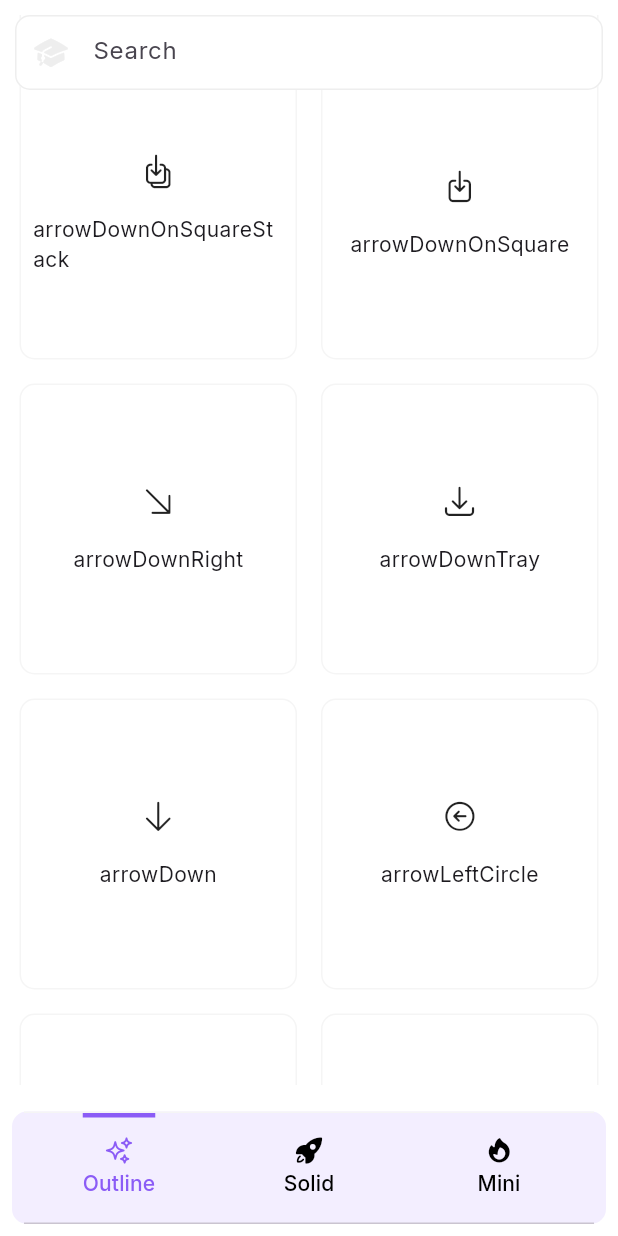
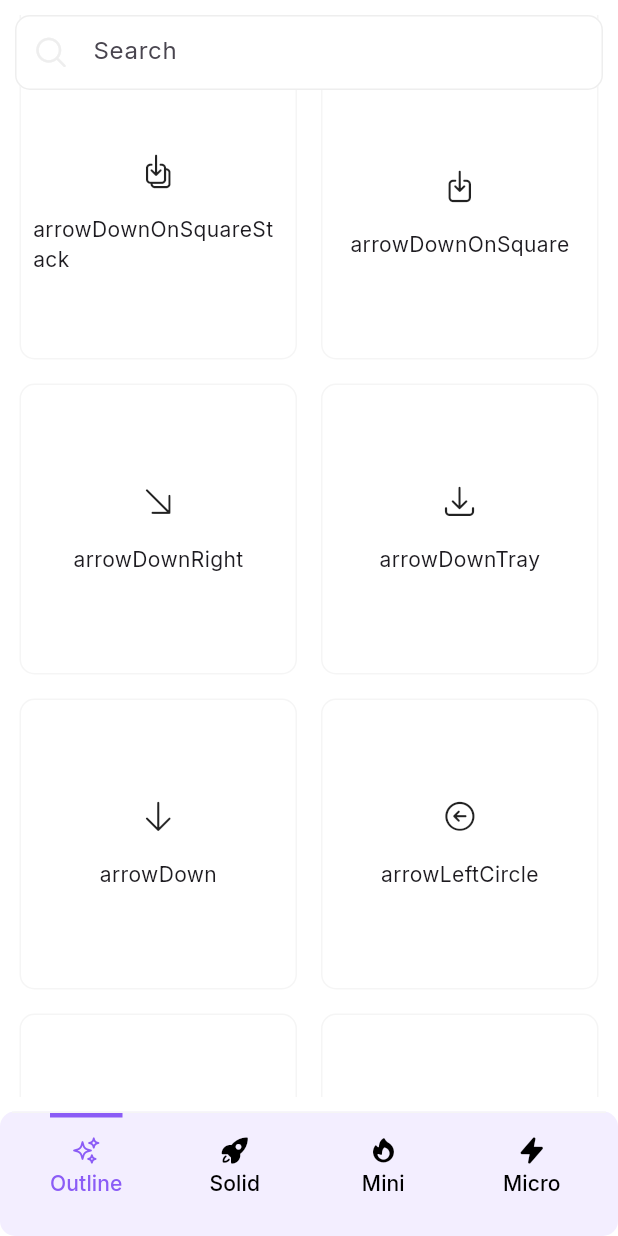
Before and after one commit to TunNandaAung/heroicons_flutter, a Flutter app: the screen it shows after launch, scrolled down 1152 dp, on a phone screen of 412 x 824 dp. Run offline on Flutter 3.47's test engine with Material 3 defaults, Android fonts, the phone set to English and light mode, and no system bars; our stand-ins replace google_fonts.

Commit message:
Update example app

```diff
--- a/example/lib/main.dart
+++ b/example/lib/main.dart
@@ -21,8 +21,8 @@ class HeroiconsFlutter extends StatelessWidget {
         primarySwatch: Colors.indigo,
         textTheme: GoogleFonts.interTextTheme(),
         inputDecorationTheme: Theme.of(context).inputDecorationTheme.copyWith(
-          prefixIconColor: MaterialStateColor.resolveWith((states) {
-            if (states.contains(MaterialState.focused)) {
+          prefixIconColor: WidgetStateColor.resolveWith((states) {
+            if (states.contains(WidgetState.focused)) {
               return const Color(0xFF8B5CF6);
             }
             return Colors.grey.shade500;
@@ -55,6 +55,8 @@ class _HomeState extends State<Home> {
         return HeroiconsSolid.fromString(name);
       case 2:
         return HeroiconsMini.fromString(name);
+      case 3:
+        return HeroiconsMicro.fromString(name);
     }
     return HeroiconsOutline.fromString(name);
   }
@@ -84,6 +86,7 @@ class _HomeState extends State<Home> {
                     child: _urlContainer(
                       url: 'https://github.com/TunNandaAung/heroicons_flutter',
                       label: 'Documentation',
+                      icon: HeroiconsOutline.bookOpen,
                     ),
                   ),
                   Positioned(
@@ -92,6 +95,7 @@ class _HomeState extends State<Home> {
                     child: _urlContainer(
                       url: 'https://heroicons.com',
                       label: 'heroicons.com',
+                      icon: HeroiconsOutline.link,
                     ),
                   ),
                 ],
@@ -159,7 +163,8 @@ class _HomeState extends State<Home> {
     );
   }
 
-  Widget _urlContainer({required String url, required String label}) {
+  Widget _urlContainer(
+      {required String url, required String label, required IconData icon}) {
     return Container(
       decoration: BoxDecoration(
         color: const Color(0xFF8B5CF6).withOpacity(.09),
@@ -179,7 +184,7 @@ class _HomeState extends State<Home> {
           child: Row(
             mainAxisAlignment: MainAxisAlignment.center,
             children: <Widget>[
-              const Icon(HeroiconsOutline.bookOpen),
+              Icon(icon),
               const SizedBox(width: 8.0),
               Text(
                 label,
@@ -230,7 +235,8 @@ class _HomeState extends State<Home> {
     var width = MediaQuery.of(context).size.width;
 
     return Container(
-      margin: const EdgeInsets.all(8.0),
+      margin:
+          width > 640 ? const EdgeInsets.all(12.0) : const EdgeInsets.all(0),
       padding: const EdgeInsets.only(left: 8.0, right: 8.0),
       decoration: BoxDecoration(
         color: const Color(0xFFf3eeff),
@@ -242,6 +248,7 @@ class _HomeState extends State<Home> {
           {HeroiconsOutline.sparkles: 'Outline'},
           {HeroiconsSolid.rocketLaunch: 'Solid'},
           {HeroiconsMini.fire: 'Mini'},
+          {HeroiconsMicro.bolt: 'Micro'},
         ],
         selectedIndex: selectedIndex,
         onTap: (index) => setState(() => selectedIndex = index),
--- a/example/lib/widgets/custom_tab_bar.dart
+++ b/example/lib/widgets/custom_tab_bar.dart
@@ -22,9 +22,10 @@ class CustomTabBar extends StatelessWidget {
         ),
       ),
       child: DefaultTabController(
-        length: 3,
+        length: 4,
         child: TabBar(
           indicatorPadding: EdgeInsets.zero,
+          dividerColor: Colors.transparent,
           labelColor: const Color(0xFF8B5CF6),
           labelStyle: GoogleFonts.inter(),
           unselectedLabelColor: Colors.black,
@@ -41,7 +42,11 @@ class CustomTabBar extends StatelessWidget {
               .map(
                 (i, e) => MapEntry(
                   i,
-                  Tab(
+                  Padding(
+                    padding: MediaQuery.of(context).size.width > 640
+                        ? const EdgeInsets.only(bottom: 0.0)
+                        : const EdgeInsets.only(bottom: 8.0),
+                    child: Tab(
                       text: e.values.first,
                       icon: Icon(
                         e.keys.first,
@@ -49,6 +54,7 @@ class CustomTabBar extends StatelessWidget {
                             ? const Color(0xFF8B5CF6)
                             : Colors.black,
                         size: 20.0,
+                      ),
                     ),
                   ),
                 ),
--- a/example/lib/widgets/sticky_header_input.dart
+++ b/example/lib/widgets/sticky_header_input.dart
@@ -28,9 +28,9 @@ class StickyHeaderInput extends SliverPersistentHeaderDelegate {
                 color: Colors.grey.shade200,
               ),
             ),
-            prefixIcon: const Icon(HeroiconsSolid.academicCap),
-            prefixIconColor: MaterialStateColor.resolveWith((states) {
-              if (states.contains(MaterialState.focused)) {
+            prefixIcon: const Icon(HeroiconsSolid.magnifyingGlass),
+            prefixIconColor: WidgetStateColor.resolveWith((states) {
+              if (states.contains(WidgetState.focused)) {
                 return const Color(0xFF8B5CF6);
               }
               return Colors.grey.shade200;
```
Also changed, not shown: 1 other file. Lines whose indentation alone changed are shown as unchanged.
